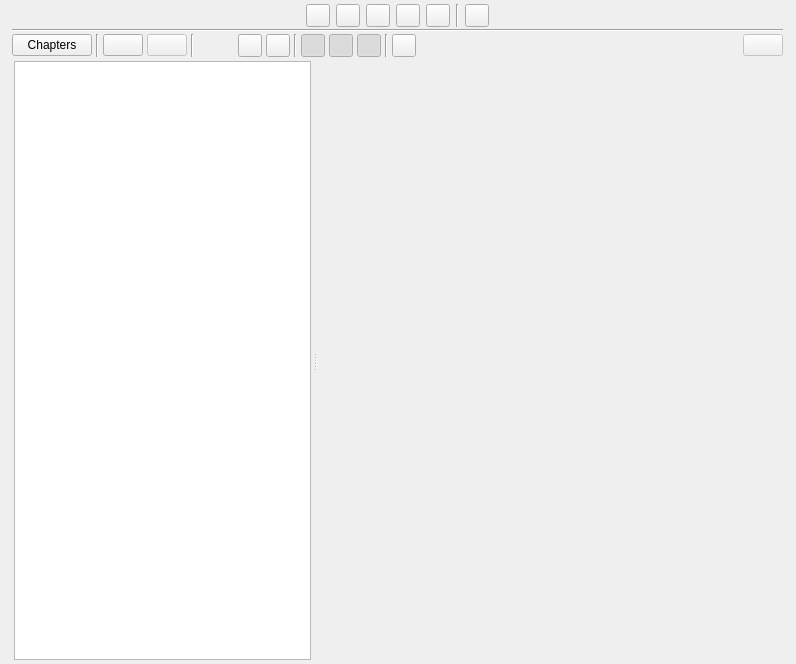
Old version of the form ui/scenes_view.ui in the repository zkovari/plotlyst.
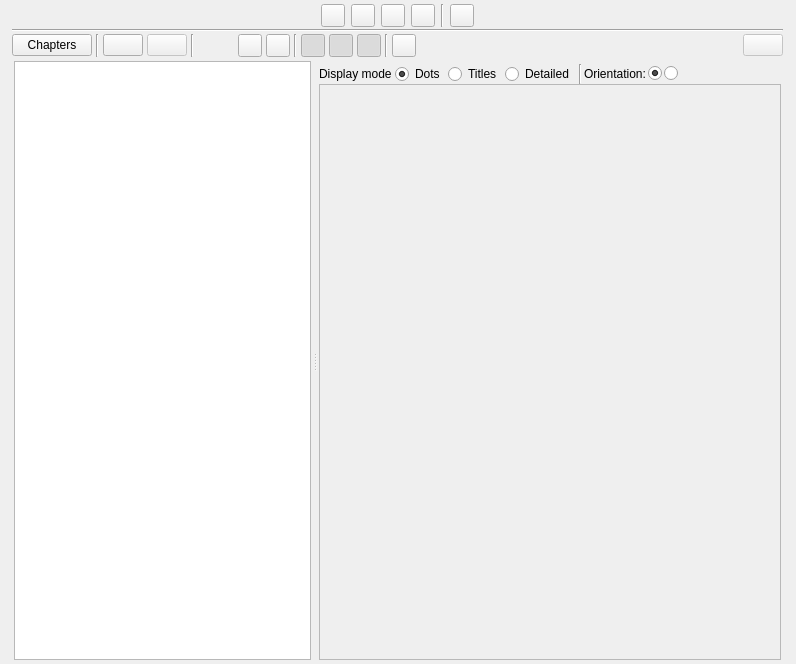
New version of the form. Custom widgets are drawn as their Qt base class.

Commit message: Remove old timeline perspective, closes #442

Diff of the .ui file:
```diff
--- a/ui/scenes_view.ui
+++ b/ui/scenes_view.ui
@@ -185,28 +185,6 @@
             </attribute>
            </widget>
           </item>
-          <item>
-           <widget class="QToolButton" name="btnTimelineView">
-            <property name="cursor">
-             <cursorShape>PointingHandCursor</cursorShape>
-            </property>
-            <property name="text">
-             <string/>
-            </property>
-            <property name="shortcut">
-             <string>5</string>
-            </property>
-            <property name="checkable">
-             <bool>true</bool>
-            </property>
-            <property name="base" stdset="0">
-             <bool>true</bool>
-            </property>
-            <attribute name="buttonGroup">
-             <string notr="true">btnGroupViews</string>
-            </attribute>
-           </widget>
-          </item>
           <item>
            <widget class="Line" name="line_5">
             <property name="orientation">
@@ -680,7 +658,7 @@
            <item>
             <widget class="QStackedWidget" name="stackScenes">
              <property name="currentIndex">
-              <number>5</number>
+              <number>4</number>
              </property>
              <widget class="QWidget" name="pageCards">
               <layout class="QHBoxLayout" name="horizontalLayout_7">
@@ -1147,25 +1125,6 @@
                </item>
               </layout>
              </widget>
-             <widget class="QWidget" name="pageTimeline">
-              <layout class="QHBoxLayout" name="horizontalLayout_6">
-               <property name="spacing">
-                <number>2</number>
-               </property>
-               <property name="leftMargin">
-                <number>0</number>
-               </property>
-               <property name="topMargin">
-                <number>0</number>
-               </property>
-               <property name="rightMargin">
-                <number>0</number>
-               </property>
-               <property name="bottomMargin">
-                <number>0</number>
-               </property>
-              </layout>
-             </widget>
             </widget>
            </item>
           </layout>
```
Left out of the diff: 12 changed lines with no effect on the pictures. The commit also changes 7 other files.
